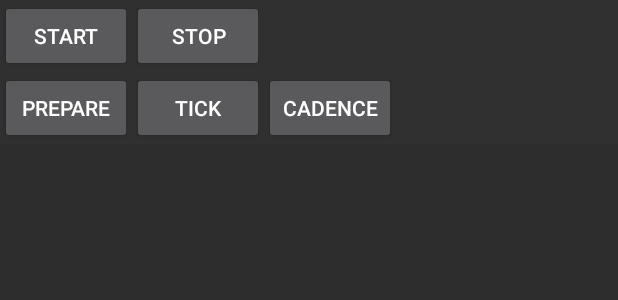
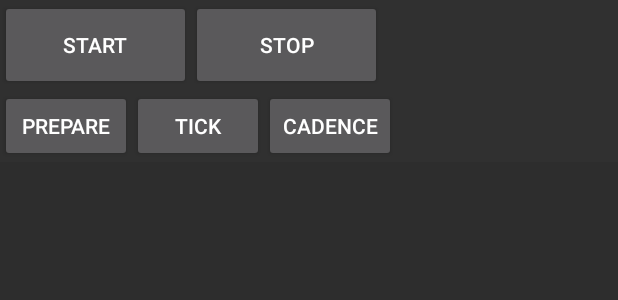
Before and after one commit to darekbx/bt_counter, an Android app: the layout fragment_drawer.xml on its own in the app's theme, with its tools: preview values and no code run, on a phone screen of 412 x 824 dp. Shown: the top 300 px of the screen. Run offline under Robolectric (Android 15) with nearby library versions, the phone set to English and light mode, and no system bars.

Commit message:
UX improvements

```diff
--- a/app/src/main/java/com/btcounter/fragments/DrawerFragment.java
+++ b/app/src/main/java/com/btcounter/fragments/DrawerFragment.java
@@ -41,7 +41,9 @@ public class DrawerFragment extends Fragment {
         stop = (Button) root.findViewById(R.id.button_stop);
 
         if (!new SettingsManager(getActivity()).isDebugMode()) {
-            listView.setVisibility(View.GONE);
+            root.findViewById(R.id.button_prepare).setVisibility(View.GONE);
+            root.findViewById(R.id.button_tick).setVisibility(View.GONE);
+            root.findViewById(R.id.button_cadence).setVisibility(View.GONE);
         }
     }
 
--- a/app/src/main/res/layout/fragment_drawer.xml
+++ b/app/src/main/res/layout/fragment_drawer.xml
@@ -5,16 +5,16 @@
 
     <Button
         android:id="@+id/button_start"
-        android:layout_width="wrap_content"
-        android:layout_height="wrap_content"
+        android:layout_width="127dp"
+        android:layout_height="60dp"
         android:layout_alignParentTop="true"
         android:text="@string/button_start"
         android:onClick="onStartClick"
         />
     <Button
         android:id="@+id/button_stop"
-        android:layout_width="wrap_content"
-        android:layout_height="wrap_content"
+        android:layout_width="127dp"
+        android:layout_height="60dp"
         android:layout_alignParentTop="true"
         android:layout_toRightOf="@id/button_start"
         android:text="@string/button_stop"
@@ -33,8 +33,8 @@
         android:id="@+id/button_tick"
         android:layout_width="wrap_content"
         android:layout_height="wrap_content"
-        android:layout_below="@id/button_stop"
-        android:layout_toRightOf="@id/button_start"
+        android:layout_below="@id/button_start"
+        android:layout_toRightOf="@id/button_prepare"
         android:text="@string/button_tick"
         android:onClick="onTickClick"
         />
```
